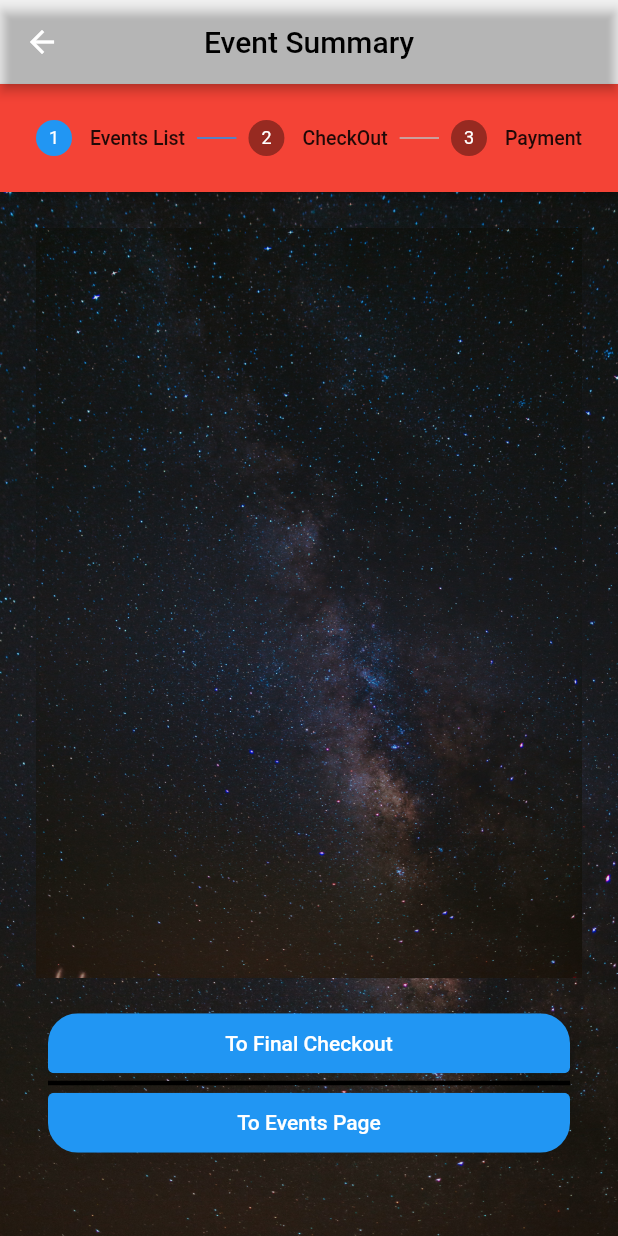
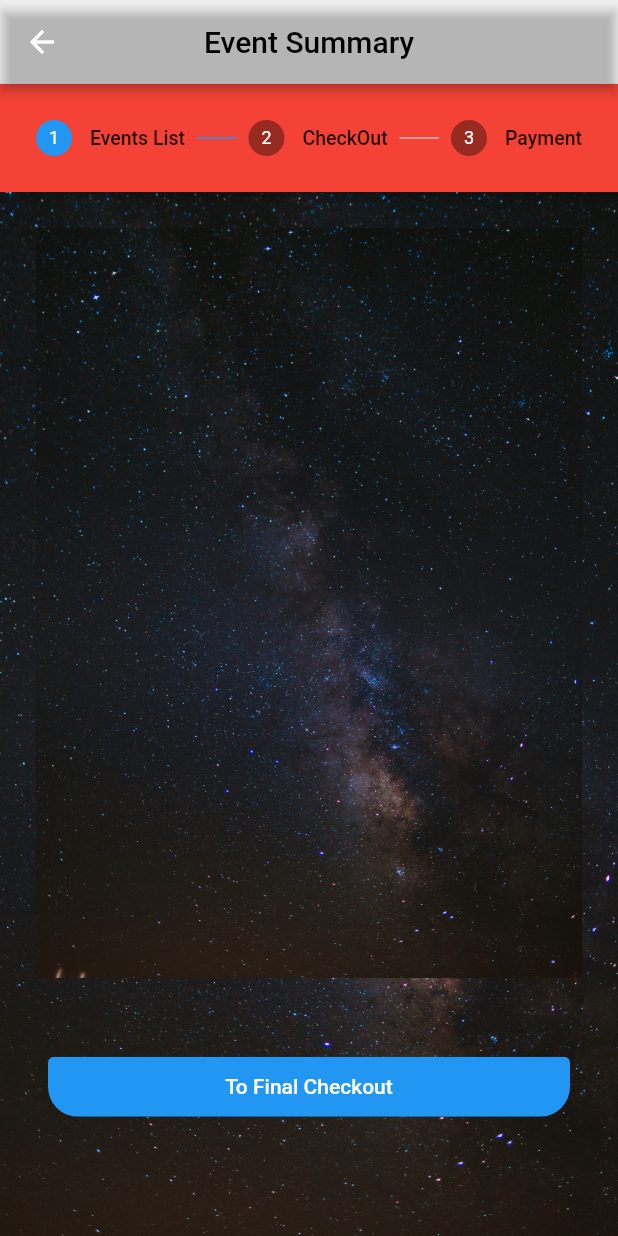
Before and after one commit to FireFeast7/Credenz23, a Flutter app: the CartPage screen opened directly, on a phone screen of 412 x 824 dp. Run offline on Flutter 3.47's test engine with Material 2 defaults, Android fonts, the phone set to English and light mode, and no system bars; our stand-ins replace flutter_zoom_drawer, get, get_storage, glassmorphism_ui, lottie, shimmer; missing offline and left inert: animated_card, custom_floating_action_button, shifting_tabbar; accounts and stored records are empty.

Commit message:
Cart Buttons

```diff
--- a/lib/models/backgroundimgs.dart
+++ b/lib/models/backgroundimgs.dart
@@ -1,5 +1,7 @@
 import 'package:flutter/material.dart';
+import 'package:flutter_application_1/models/custom_button.dart';
 import 'package:get/get.dart';
+import 'package:get_storage/get_storage.dart';
 
 import '../controllers/stepper_controller.dart';
 
@@ -48,3 +50,101 @@ Widget backgroundimg(BuildContext context) {
     }
   });
 }
+
+Widget showContainer2(BuildContext context, ControlsDetails detail) {
+  final StepperController controller = Get.put(StepperController());
+  if (controller.currentpos.value == 0) {
+    return SizedBox(
+      height: 0,
+    );
+  } else {
+    return Container(
+      margin: const EdgeInsets.only(top: 5),
+      width: MediaQuery.of(context).size.width,
+      height: 40,
+      child: ClipRRect(
+        borderRadius: const BorderRadius.only(
+          bottomLeft: Radius.circular(20),
+          bottomRight: Radius.circular(20),
+        ),
+        child: ElevatedButton(
+          style: ButtonStyle(
+            overlayColor: ButtonStyles.buttonColor,
+          ),
+          child: Text(
+            controller.getCancelText(controller.currentpos.value),
+          ),
+          onPressed: detail.onStepCancel,
+        ),
+      ),
+    );
+  }
+}
+
+Widget showContainer1(BuildContext context, ControlsDetails detail) {
+  final StepperController controller = Get.put(StepperController());
+  if (controller.currentpos.value == 0) {
+    return Container(
+      margin: const EdgeInsets.only(top: 5),
+      width: MediaQuery.of(context).size.width,
+      height: 40,
+      child: ClipRRect(
+        borderRadius: const BorderRadius.only(
+          bottomLeft: Radius.circular(20),
+          bottomRight: Radius.circular(20),
+        ),
+        child: ElevatedButton(
+          style: ButtonStyle(
+            overlayColor: ButtonStyles.buttonColor,
+          ),
+          child: Text(
+            controller.getcontinueText(controller.currentpos.value),
+          ),
+          onPressed: detail.onStepContinue,
+        ),
+      ),
+    );
+  } else if (controller.currentpos.value == 1) {
+    return Container(
+      margin: const EdgeInsets.only(top: 5),
+      width: MediaQuery.of(context).size.width,
+      height: 40,
+      child: ClipRRect(
+        borderRadius: const BorderRadius.only(
+          bottomLeft: Radius.circular(20),
+          bottomRight: Radius.circular(20),
+        ),
+        child: ElevatedButton(
+          style: ButtonStyle(
+            overlayColor: ButtonStyles.buttonColor,
+          ),
+          child: Text(
+            controller.getcontinueText(controller.currentpos.value),
+          ),
+          onPressed: detail.onStepContinue,
+        ),
+      ),
+    );
+  } else {
+    return Container(
+      margin: const EdgeInsets.only(top: 5),
+      width: MediaQuery.of(context).size.width,
+      height: 40,
+      child: ClipRRect(
+        borderRadius: const BorderRadius.only(
+          bottomLeft: Radius.circular(20),
+          bottomRight: Radius.circular(20),
+        ),
+        child: ElevatedButton(
+          style: ButtonStyle(
+            overlayColor: ButtonStyles.buttonColor,
+          ),
+          child: Text(
+            controller.getcontinueText(controller.currentpos.value),
+          ),
+          onPressed: detail.onStepContinue,
+        ),
+      ),
+    );
+  }
+}
--- a/lib/views/cartpage.dart
+++ b/lib/views/cartpage.dart
@@ -18,6 +18,8 @@ class CartPage extends StatelessWidget {
 
   @override
   Widget build(BuildContext context) {
+    controller.currentpos.value = 0;
+    //  int step = controller.currentpos.value;
     return Scaffold(
       appBar: AppBar(
         elevation: 3,
@@ -42,6 +44,33 @@ class CartPage extends StatelessWidget {
                 margin: const EdgeInsets.all(5),
                 currentStep: controller.currentpos.value,
                 steps: allSteps(),
+                // onStepTapped: (controller.currentpos) =>  Container(
+                //           width: MediaQuery.of(context).size.width,
+                //           height: 3,
+                //           color: Colors.black,
+                //         ),
+                //         Container(
+                //           margin: const EdgeInsets.only(top: 5),
+                //           width: MediaQuery.of(context).size.width,
+                //           height: 40,
+                //           child: ClipRRect(
+                //             borderRadius: const BorderRadius.only(
+                //               bottomLeft: Radius.circular(20),
+                //               bottomRight: Radius.circular(20),
+                //             ),
+                //             child: ElevatedButton(
+                //               style: ButtonStyle(
+                //                 overlayColor: ButtonStyles.buttonColor,
+                //               ),
+                //               child: Text(
+                //                 controller
+                //                     .getCancelText(controller.currentpos.value),
+                //               ),
+                //               onPressed: details.onStepCancel,
+                //             ),
+                //           ),
+                //         ),
+
                 onStepContinue: () {
                   if ((controller.currentpos.value == allSteps().length - 1) ||
                       cartController.totalAmount == 0) {
@@ -57,6 +86,7 @@ class CartPage extends StatelessWidget {
                 },
                 controlsBuilder:
                     (BuildContext context, ControlsDetails details) {
+                  ControlsDetails detail = details;
                   return Container(
                     height: 110,
                     width: MediaQuery.of(context).size.width,
@@ -65,53 +95,55 @@ class CartPage extends StatelessWidget {
                     child: Column(
                       mainAxisAlignment: MainAxisAlignment.center,
                       children: [
-                        Container(
-                          margin: const EdgeInsets.only(bottom: 5),
-                          width: MediaQuery.of(context).size.width,
-                          height: 40,
-                          child: ClipRRect(
-                            borderRadius: const BorderRadius.only(
-                              topLeft: Radius.circular(20),
-                              topRight: Radius.circular(20),
-                            ),
-                            child: ElevatedButton(
-                              style: ButtonStyle(
-                                overlayColor: ButtonStyles.buttonColor,
-                              ),
-                              child: Text(
-                                controller.getcontinueText(
-                                    controller.currentpos.value),
-                              ),
-                              onPressed: details.onStepContinue,
-                            ),
-                          ),
-                        ),
-                        Container(
-                          width: MediaQuery.of(context).size.width,
-                          height: 3,
-                          color: Colors.black,
-                        ),
-                        Container(
-                          margin: const EdgeInsets.only(top: 5),
-                          width: MediaQuery.of(context).size.width,
-                          height: 40,
-                          child: ClipRRect(
-                            borderRadius: const BorderRadius.only(
-                              bottomLeft: Radius.circular(20),
-                              bottomRight: Radius.circular(20),
-                            ),
-                            child: ElevatedButton(
-                              style: ButtonStyle(
-                                overlayColor: ButtonStyles.buttonColor,
-                              ),
-                              child: Text(
-                                controller
-                                    .getCancelText(controller.currentpos.value),
-                              ),
-                              onPressed: details.onStepCancel,
-                            ),
-                          ),
-                        ),
+                        showContainer1(context, detail),
+                        // Container(
+                        //   margin: const EdgeInsets.only(bottom: 5),
+                        //   width: MediaQuery.of(context).size.width,
+                        //   height: 40,
+                        //   child: ClipRRect(
+                        //     borderRadius: const BorderRadius.only(
+                        //       topLeft: Radius.circular(20),
+                        //       topRight: Radius.circular(20),
+                        //     ),
+                        //     child: ElevatedButton(
+                        //       style: ButtonStyle(
+                        //         overlayColor: ButtonStyles.buttonColor,
+                        //       ),
+                        //       child: Text(
+                        //         controller.getcontinueText(
+                        //             controller.currentpos.value),
+                        //       ),
+                        //       onPressed: details.onStepContinue,
+                        //     ),
+                        //   ),
+                        // ),
+                        // Container(
+                        //   width: MediaQuery.of(context).size.width,
+                        //   height: 3,
+                        //   color: Colors.black,
+                        // ),
+                        // Container(
+                        //   margin: const EdgeInsets.only(top: 5),
+                        //   width: MediaQuery.of(context).size.width,
+                        //   height: 40,
+                        //   child: ClipRRect(
+                        //     borderRadius: const BorderRadius.only(
+                        //       bottomLeft: Radius.circular(20),
+                        //       bottomRight: Radius.circular(20),
+                        //     ),
+                        //     child: ElevatedButton(
+                        //       style: ButtonStyle(
+                        //         overlayColor: ButtonStyles.buttonColor,
+                        //       ),
+                        //       child: Text(
+                        //         controller
+                        //             .getCancelText(controller.currentpos.value),
+                        //       ),
+                        //       onPressed: details.onStepCancel,
+                        //     ),
+                        //   ),
+                        // ),
+                        showContainer2(context, detail),
                       ],
                     ),
                   );
--- a/lib/views/cartproducts.dart
+++ b/lib/views/cartproducts.dart
@@ -29,6 +29,7 @@ class CartProducts extends StatelessWidget {
         height: MediaQuery.of(context).size.height * 0.63,
         child: Expanded(
           child: Container(
+
             height: MediaQuery.of(context).size.height * 0.63 - 100,
             child: ListView.builder(
               itemCount: cartController.product.length,
```
